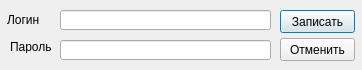
Old version of the form Socket_Client_v5/Dialogs/tEditLoginPass.ui in the repository Balog/Synchonization.
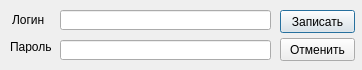
New version of the form.

```diff
--- a/Socket_Client_v5/Dialogs/tEditLoginPass.ui
+++ b/Socket_Client_v5/Dialogs/tEditLoginPass.ui
@@ -36,7 +36,7 @@
   <widget class="QLabel" name="label">
    <property name="geometry">
     <rect>
-     <x>7</x>
+     <x>12</x>
      <y>13</y>
      <width>46</width>
      <height>13</height>
```
Left out of the diff: 2 changed lines with no effect on the pictures.
